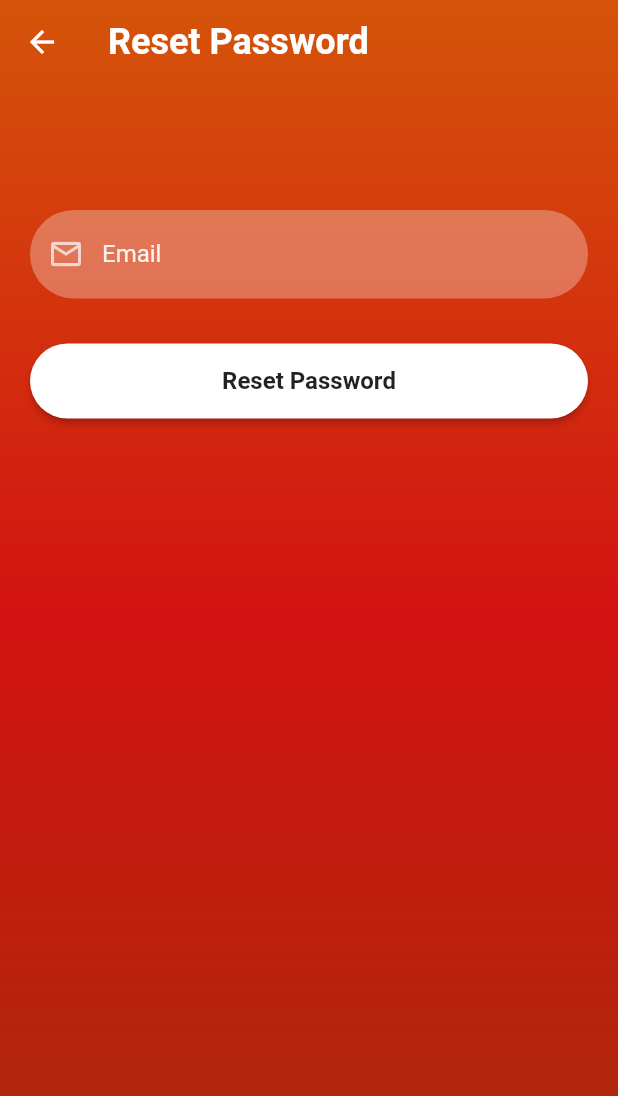
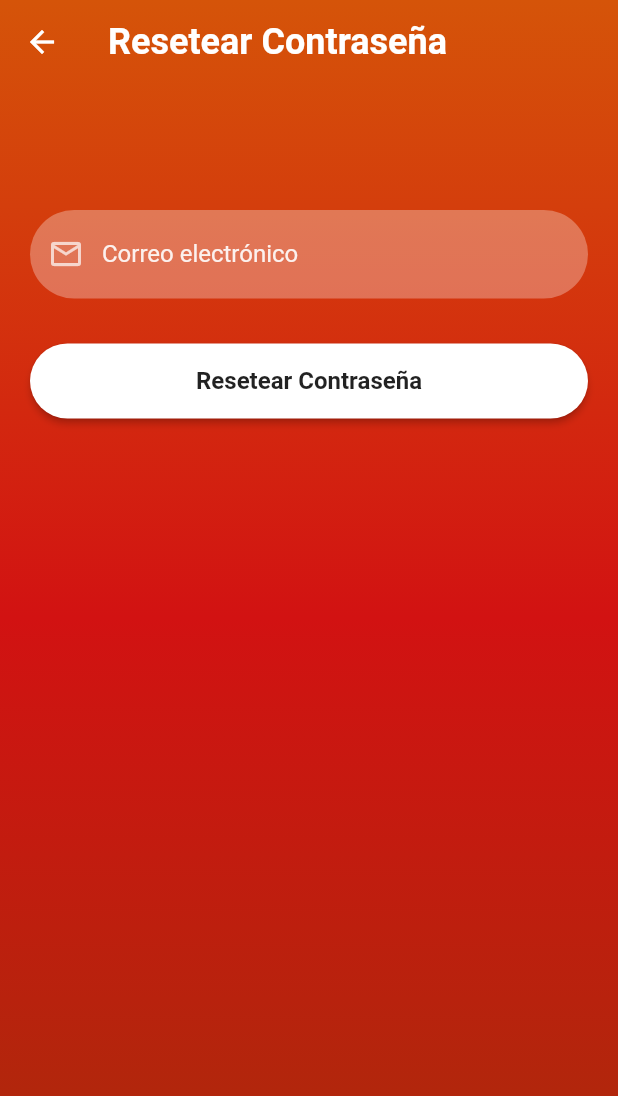
Before and after one commit to deadmaus2566/final_Proyecto, a Flutter app: the screen it shows after launch, after a tap on "¿Has olvidado tu contraseña?", on a phone screen of 412 x 824 dp. Shown: the top 1096 px of the screen. Run offline on Flutter 3.47's test engine with Material 2 defaults, Android fonts, the phone set to English and light mode, and no system bars; our stand-ins replace firebase_auth, firebase_core, google_sign_in; accounts and stored records are empty.

Commit message:
Mejoras en el codigo.

```diff
--- a/lib/screens/reset_password.dart
+++ b/lib/screens/reset_password.dart
@@ -1,19 +1,50 @@
+import 'package:flutter/material.dart';
+import 'package:firebase_auth/firebase_auth.dart';
+
 import 'package:final_sinup_and_singout_and_register/widget/widgets_reusables.dart';
 import 'package:final_sinup_and_singout_and_register/widget/widgets_reusables2.dart';
-import 'package:firebase_auth/firebase_auth.dart';
-import 'package:flutter/material.dart';
 
-class ResetPassword extends StatefulWidget {
-  const ResetPassword({Key? key}) : super(key: key);
+class ResetPassword extends StatelessWidget {
+  ResetPassword({Key? key}) : super(key: key);
 
-  @override
-  _ResetPasswordState createState() => _ResetPasswordState();
+  final GlobalKey<FormState> _formKey = GlobalKey();
+  final TextEditingController _emailTextController = TextEditingController();
+
+  void resetEmailFirebase(BuildContext context) async {
+    try {
+      FirebaseAuth.instance
+          .sendPasswordResetEmail(email: _emailTextController.text)
+          .then((value) {
+        ScaffoldMessenger.of(context).showSnackBar(
+          SnackBar(
+            content: Text(
+              "Se ha enviado un correo a ${_emailTextController.text}",
+            ),
+          ),
+        );
+        Navigator.of(context).pop();
+      });
+    } on FirebaseAuthException catch (e) {
+      if (e.code == 'auth/invalid-email') {
+        ScaffoldMessenger.of(context).showSnackBar(
+          const SnackBar(
+            content: Text(
+              "Correo electrónico invalido.",
+            ),
+          ),
+        );
+      } else if (e.code == 'auth/user-not-found') {
+        ScaffoldMessenger.of(context).showSnackBar(
+          const SnackBar(
+            content: Text(
+              "Correo electrónico no encontrado.",
+            ),
+          ),
+        );
+      }
+    }
   }
 
-class _ResetPasswordState extends State<ResetPassword> {
-  GlobalKey<FormState> _formKey = GlobalKey();
-
-  TextEditingController _emailTextController = TextEditingController();
   @override
   Widget build(BuildContext context) {
     return Scaffold(
@@ -22,22 +53,35 @@ class _ResetPasswordState extends State<ResetPassword> {
         backgroundColor: Colors.transparent,
         elevation: 0,
         title: const Text(
-          "Reset Password",
-          style: TextStyle(fontSize: 24, fontWeight: FontWeight.bold),
+          "Resetear Contraseña",
+          style: TextStyle(
+            fontSize: 24,
+            fontWeight: FontWeight.bold,
+          ),
         ),
       ),
       body: Container(
         width: MediaQuery.of(context).size.width,
         height: MediaQuery.of(context).size.height,
-          decoration: BoxDecoration(
-              gradient: LinearGradient(colors: [
+        decoration: const BoxDecoration(
+          gradient: LinearGradient(
+            colors: [
               Color.fromARGB(255, 213, 84, 9),
               Color.fromARGB(255, 210, 18, 18),
               Color.fromARGB(255, 168, 44, 10),
-          ], begin: Alignment.topCenter, end: Alignment.bottomCenter)),
+            ],
+            begin: Alignment.topCenter,
+            end: Alignment.bottomCenter,
+          ),
+        ),
         child: SingleChildScrollView(
           child: Padding(
-            padding: EdgeInsets.fromLTRB(20, 120, 20, 0),
+            padding: const EdgeInsets.fromLTRB(
+              20,
+              120,
+              20,
+              0,
+            ),
             child: Column(
               children: <Widget>[
                 const SizedBox(
@@ -45,19 +89,24 @@ class _ResetPasswordState extends State<ResetPassword> {
                 ),
                 Form(
                   key: _formKey,
-                  child: Container(
                   child: InputText(
-                      text: "Email",
+                    text: "Correo electrónico",
                     icon: Icons.email_outlined,
                     isPasswordType: false,
                     controller: _emailTextController,
-                      validator: (String? value) {
-                        if (value!.isEmpty || value.contains("@")) {
-                          return "Please Enter Your Email";
+                    validator: (value) {
+                      if (value!.isEmpty || !value.contains("@")) {
+                        return "Ingrese un correo electrónico valido";
                       }
+
+                      if (!RegExp(
+                              r"^[a-zA-Z0-9.a-zA-Z0-9.!#$%&'*+-/=?^_`{|}~]+@[a-zA-Z0-9]+\.[a-zA-Z]+")
+                          .hasMatch(value)) {
+                        return 'El valor ingresado no es un correo electrónico';
+                      }
+
                       return null;
                     },
-                    ),
                   ),
                 ),
                 const SizedBox(
@@ -65,21 +114,18 @@ class _ResetPasswordState extends State<ResetPassword> {
                 ),
                 FireBaseUIButton(
                   context: context,
-                  title: "Reset Password",
+                  title: "Resetear Contraseña",
                   onTap: () {
                     if (_formKey.currentState!.validate()) {
-                      ScaffoldMessenger.of(context).showSnackBar(
-                          const SnackBar(content: Text("Processing Data")));
-                      FirebaseAuth.instance
-                          .sendPasswordResetEmail(
-                              email: _emailTextController.text)
-                          .then((value) => Navigator.of(context).pop());
+                      resetEmailFirebase(context);
                     }
                   },
                 ),
               ],
             ),
-          ))),
+          ),
+        ),
+      ),
     );
   }
 }
--- a/lib/screens/signin_screen.dart
+++ b/lib/screens/signin_screen.dart
@@ -20,9 +20,8 @@ class SignInScreen extends StatelessWidget {
     try {
       await FirebaseAuth.instance
           .signInWithEmailAndPassword(
-        email: _emailTextController.text,
-        password: _passwordTextController.text,
-      )
+              email: _emailTextController.text,
+              password: _passwordTextController.text)
           .then((value) {
         Navigator.push(
           context,
@@ -235,7 +234,7 @@ class _ForgetPassword extends StatelessWidget {
         onPressed: () => Navigator.push(
           context,
           MaterialPageRoute(
-            builder: (context) => const ResetPassword(),
+            builder: (context) => ResetPassword(),
           ),
         ),
       ),
```
Lines whose indentation alone changed are shown as unchanged.
